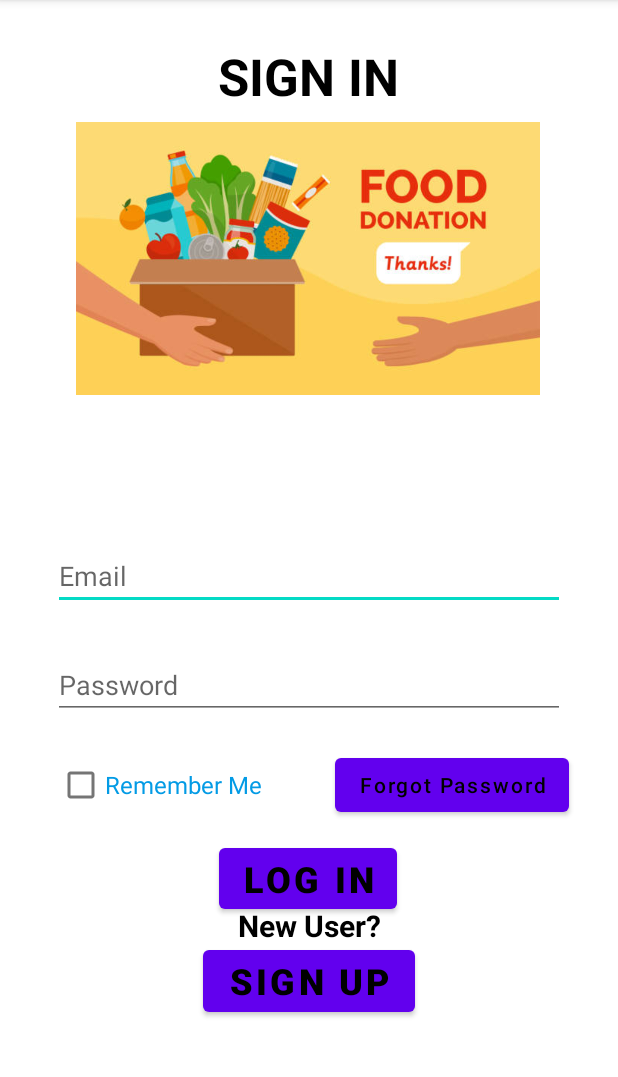
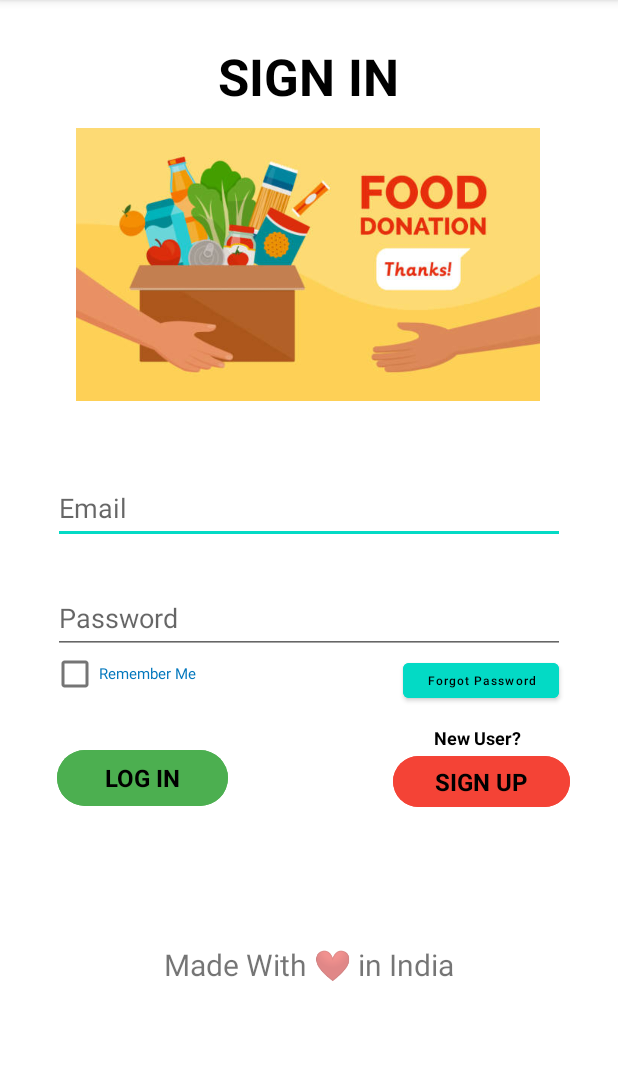
Before and after one commit to officialshubhamsinha/Waste-Food-Management1, an Android app: the screen it shows after launch (MainActivity), on a phone screen of 412 x 824 dp, the part 84-1161 px from its top. Run offline under Robolectric (Android 15) with nearby library versions, the phone set to English and light mode, and no system bars.

Commit message:
update by Shubham

```diff
--- a/app/src/main/res/layout/activity_main.xml
+++ b/app/src/main/res/layout/activity_main.xml
@@ -11,7 +11,7 @@
         android:layout_width="wrap_content"
         android:layout_height="wrap_content"
         android:layout_marginTop="28dp"
-        android:text="SIGN IN"
+        android:text="@string/sign_in"
         android:textColor="@color/black"
         android:textSize="34sp"
         android:textStyle="bold"
@@ -24,35 +24,40 @@
         android:id="@+id/editTextTextEmailAddress"
         android:layout_width="wrap_content"
         android:layout_height="wrap_content"
+        android:autofillHints=""
         android:ems="16"
-        android:hint="Email"
+        android:hint="@string/email"
         android:inputType="textEmailAddress"
+        android:minHeight="48dp"
         app:layout_constraintBottom_toBottomOf="parent"
         app:layout_constraintEnd_toEndOf="parent"
         app:layout_constraintStart_toStartOf="parent"
-        app:layout_constraintTop_toTopOf="parent" />
+        app:layout_constraintTop_toTopOf="parent"
+        app:layout_constraintVertical_bias="0.437" />
 
     <EditText
         android:id="@+id/editTextTextPassword"
         android:layout_width="wrap_content"
         android:layout_height="wrap_content"
+        android:autofillHints=""
         android:ems="16"
-        android:hint="Password"
+        android:hint="@string/password"
         android:inputType="textPassword"
+        android:minHeight="48dp"
         app:layout_constraintBottom_toBottomOf="parent"
         app:layout_constraintEnd_toEndOf="parent"
         app:layout_constraintStart_toStartOf="parent"
         app:layout_constraintTop_toBottomOf="@+id/editTextTextEmailAddress"
-        app:layout_constraintVertical_bias="0.087" />
+        app:layout_constraintVertical_bias="0.071" />
 
     <CheckBox
         android:id="@+id/checkBox"
-        android:layout_width="wrap_content"
-        android:layout_height="wrap_content"
-        android:layout_marginTop="20dp"
-        android:text="Remember Me"
-        android:textColor="#039BE5"
-        android:textSize="16sp"
+        android:layout_width="165dp"
+        android:layout_height="24dp"
+        android:layout_marginTop="1dp"
+        android:text="@string/remember_me"
+        android:textColor="#0277BD"
+        android:textSize="10sp"
         app:layout_constraintEnd_toEndOf="parent"
         app:layout_constraintHorizontal_bias="0.138"
         app:layout_constraintStart_toStartOf="parent"
@@ -60,12 +65,13 @@
 
     <Button
         android:id="@+id/button"
-        android:layout_width="wrap_content"
-        android:layout_height="wrap_content"
-        android:layout_marginTop="20dp"
-        android:text="Forgot Password"
+        android:layout_width="104dp"
+        android:layout_height="35dp"
+        android:backgroundTint="@color/teal_200"
+        android:text="@string/forgot_password"
         android:textAllCaps="false"
         android:textColor="@color/black"
+        android:textSize="8sp"
         app:layout_constraintEnd_toEndOf="parent"
         app:layout_constraintHorizontal_bias="0.873"
         app:layout_constraintStart_toStartOf="parent"
@@ -73,55 +79,76 @@
 
     <Button
         android:id="@+id/button2"
-        android:layout_width="wrap_content"
-        android:layout_height="wrap_content"
-        android:layout_marginTop="80dp"
-        android:text="LOG IN"
+        style="@style/Widget.Material3.Button"
+        android:layout_width="114dp"
+        android:layout_height="45dp"
+        android:layout_marginTop="60dp"
+        android:backgroundTint="#4CAF50"
+        android:text="@string/log_in"
         android:textColor="@color/black"
         android:textIsSelectable="false"
-        android:textSize="24sp"
+        android:textSize="16sp"
         android:textStyle="bold"
-        app:layout_constraintEnd_toEndOf="parent"
-        app:layout_constraintHorizontal_bias="0.498"
+        app:layout_constraintEnd_toStartOf="@+id/button3"
+        app:layout_constraintHorizontal_bias="0.258"
         app:layout_constraintStart_toStartOf="parent"
         app:layout_constraintTop_toBottomOf="@+id/editTextTextPassword" />
 
     <Button
         android:id="@+id/button3"
-        android:layout_width="141dp"
-        android:layout_height="53dp"
-        android:layout_marginTop="148dp"
-        android:text="SIGN UP"
+        style="@style/Widget.Material3.Button"
+        android:layout_width="118dp"
+        android:layout_height="42dp"
+        android:layout_marginTop="64dp"
+        android:layout_marginEnd="32dp"
+        android:backgroundTint="#F44336"
+        android:text="@string/sign_up"
         android:textColor="@color/black"
-        android:textSize="24sp"
+        android:textSize="16sp"
         android:textStyle="bold"
         app:layout_constraintEnd_toEndOf="parent"
-        app:layout_constraintStart_toStartOf="parent"
         app:layout_constraintTop_toBottomOf="@+id/editTextTextPassword" />
 
     <TextView
         android:id="@+id/textView3"
         android:layout_width="wrap_content"
         android:layout_height="wrap_content"
-        android:layout_marginTop="124dp"
-        android:text="New User?"
+        android:layout_marginTop="24dp"
+        android:text="@string/new_user"
         android:textColor="@color/black"
-        android:textSize="20sp"
+        android:textSize="12sp"
         android:textStyle="bold"
+        app:layout_constraintBottom_toTopOf="@+id/button3"
         app:layout_constraintEnd_toEndOf="parent"
+        app:layout_constraintHorizontal_bias="0.818"
         app:layout_constraintStart_toStartOf="parent"
-        app:layout_constraintTop_toBottomOf="@+id/editTextTextPassword" />
+        app:layout_constraintTop_toBottomOf="@+id/editTextTextPassword"
+        app:layout_constraintVertical_bias="1.0" />
 
     <ImageView
         android:id="@+id/imageView"
         android:layout_width="348dp"
         android:layout_height="182dp"
         android:layout_marginTop="8dp"
+        android:contentDescription="@string/todo"
+        app:layout_constraintBottom_toTopOf="@+id/editTextTextEmailAddress"
         app:layout_constraintEnd_toEndOf="parent"
         app:layout_constraintHorizontal_bias="0.492"
         app:layout_constraintStart_toStartOf="parent"
         app:layout_constraintTop_toBottomOf="@+id/textView2"
+        app:layout_constraintVertical_bias="0.075"
         app:srcCompat="@drawable/istockphoto_1224414210_612x612"
         tools:visibility="visible" />
 
+    <TextView
+        android:id="@+id/textView"
+        android:layout_width="wrap_content"
+        android:layout_height="wrap_content"
+        android:layout_marginTop="88dp"
+        android:text="Made With ❤️ in India"
+        android:textSize="20sp"
+        app:layout_constraintEnd_toEndOf="parent"
+        app:layout_constraintStart_toStartOf="parent"
+        app:layout_constraintTop_toBottomOf="@+id/button2" />
+
 </androidx.constraintlayout.widget.ConstraintLayout>
--- a/app/src/main/res/values/strings.xml
+++ b/app/src/main/res/values/strings.xml
@@ -1,3 +1,12 @@
 <resources>
     <string name="app_name">Waste Food Management</string>
+    <string name="sign_in">SIGN IN</string>
+    <string name="email">Email</string>
+    <string name="password">Password</string>
+    <string name="remember_me">Remember Me</string>
+    <string name="forgot_password">Forgot Password</string>
+    <string name="log_in">LOG IN</string>
+    <string name="sign_up">SIGN UP</string>
+    <string name="new_user">New User?</string>
+    <string name="todo">TODO</string>
 </resources>
```
